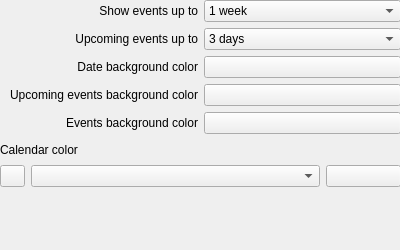
Old version of the form calendar/src/ui/agendaconfig.ui in the repository KDE/akonadi-google-applets.
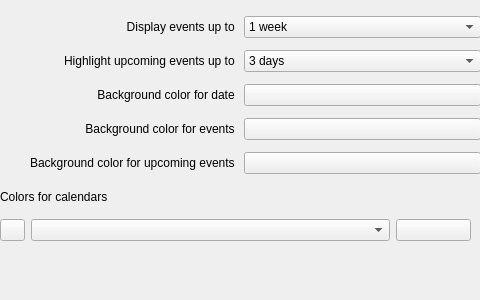
New version of the form. Custom widgets are drawn as their Qt base class.

Commit message: Use bigger size for windows with configurations and some text changes

Diff of the .ui file:
```diff
--- a/calendar/src/ui/agendaconfig.ui
+++ b/calendar/src/ui/agendaconfig.ui
@@ -6,36 +6,39 @@
    <rect>
     <x>0</x>
     <y>0</y>
-    <width>400</width>
-    <height>250</height>
+    <width>480</width>
+    <height>300</height>
    </rect>
   </property>
   <property name="minimumSize">
    <size>
-    <width>400</width>
-    <height>250</height>
+    <width>480</width>
+    <height>300</height>
    </size>
   </property>
   <widget class="QWidget" name="layoutWidget">
    <property name="geometry">
     <rect>
      <x>0</x>
-     <y>0</y>
-     <width>401</width>
-     <height>138</height>
+     <y>10</y>
+     <width>481</width>
+     <height>171</height>
     </rect>
    </property>
    <layout class="QGridLayout" name="gridLayout">
-    <item row="0" column="0">
-     <widget class="QLabel" name="label">
+    <item row="1" column="0">
+     <widget class="QLabel" name="label_5">
       <property name="text">
-       <string>Show events up to</string>
+       <string>Highlight upcoming events up to </string>
       </property>
       <property name="alignment">
        <set>Qt::AlignRight|Qt::AlignTrailing|Qt::AlignVCenter</set>
       </property>
      </widget>
     </item>
+    <item row="6" column="1">
+     <widget class="KColorButton" name="upcomingDateColor"/>
+    </item>
     <item row="0" column="1">
      <widget class="QComboBox" name="weeks">
       <item>
@@ -60,34 +63,20 @@
       </item>
      </widget>
     </item>
-    <item row="2" column="1">
-     <widget class="KColorButton" name="dateColor">
-      <property name="defaultColor">
-       <color>
-        <red>52</red>
-        <green>62</green>
-        <blue>136</blue>
-       </color>
+    <item row="6" column="0">
+     <widget class="QLabel" name="label_4">
+      <property name="text">
+       <string>Background color for upcoming events </string>
+      </property>
+      <property name="alignment">
+       <set>Qt::AlignRight|Qt::AlignTrailing|Qt::AlignVCenter</set>
       </property>
      </widget>
     </item>
     <item row="2" column="0">
      <widget class="QLabel" name="label_2">
       <property name="text">
-       <string>Date background color</string>
-      </property>
-      <property name="alignment">
-       <set>Qt::AlignRight|Qt::AlignTrailing|Qt::AlignVCenter</set>
-      </property>
-     </widget>
-    </item>
-    <item row="3" column="1">
-     <widget class="KColorButton" name="upcomingDateColor"/>
-    </item>
-    <item row="3" column="0">
-     <widget class="QLabel" name="label_4">
-      <property name="text">
-       <string>Upcoming events background color</string>
+       <string>Background color for date </string>
       </property>
       <property name="alignment">
        <set>Qt::AlignRight|Qt::AlignTrailing|Qt::AlignVCenter</set>
@@ -156,10 +145,21 @@
       </item>
      </widget>
     </item>
-    <item row="1" column="0">
-     <widget class="QLabel" name="label_5">
+    <item row="2" column="1">
+     <widget class="KColorButton" name="dateColor">
+      <property name="defaultColor">
+       <color>
+        <red>52</red>
+        <green>62</green>
+        <blue>136</blue>
+       </color>
+      </property>
+     </widget>
+    </item>
+    <item row="0" column="0">
+     <widget class="QLabel" name="label">
       <property name="text">
-       <string>Upcoming events up to</string>
+       <string>Display events up to </string>
       </property>
       <property name="alignment">
        <set>Qt::AlignRight|Qt::AlignTrailing|Qt::AlignVCenter</set>
@@ -169,7 +169,7 @@
     <item row="4" column="0">
      <widget class="QLabel" name="label_6">
       <property name="text">
-       <string>Events background color</string>
+       <string>Background color for events </string>
       </property>
       <property name="alignment">
        <set>Qt::AlignRight|Qt::AlignTrailing|Qt::AlignVCenter</set>
@@ -185,16 +185,16 @@
    <property name="geometry">
     <rect>
      <x>0</x>
-     <y>140</y>
-     <width>401</width>
-     <height>47</height>
+     <y>180</y>
+     <width>471</width>
+     <height>61</height>
     </rect>
    </property>
    <layout class="QVBoxLayout" name="verticalLayout">
     <item>
      <widget class="QLabel" name="label_3">
       <property name="text">
-       <string>Calendar color</string>
+       <string>Colors for calendars</string>
       </property>
      </widget>
     </item>
```
The commit also changes 5 other files.
